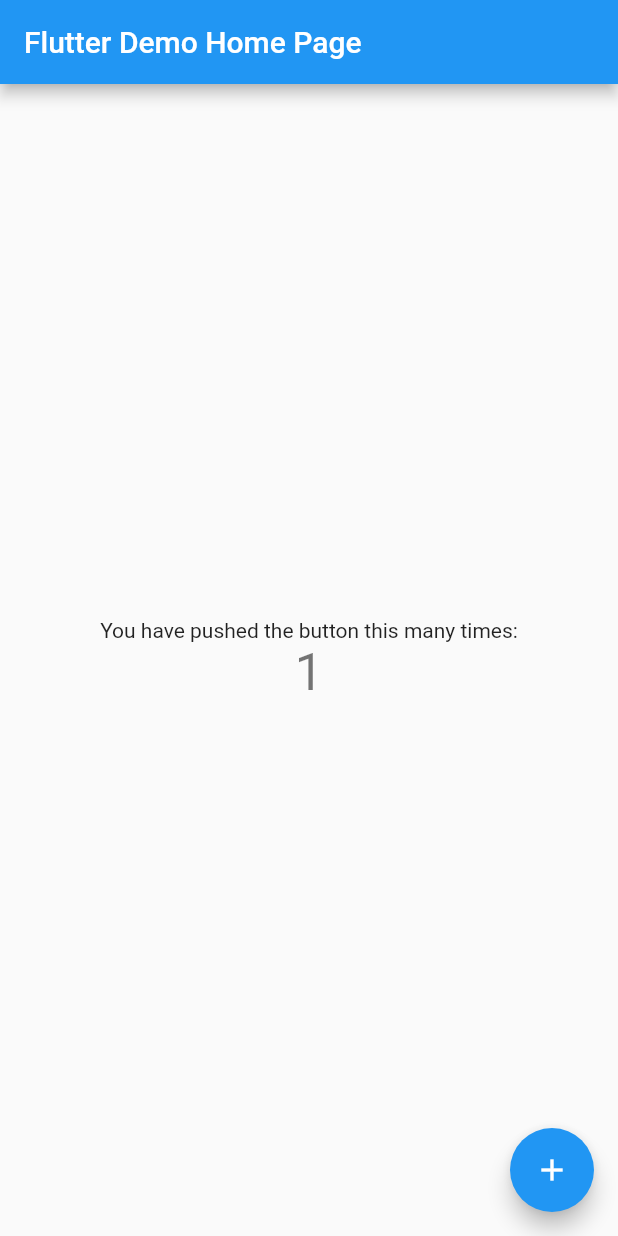
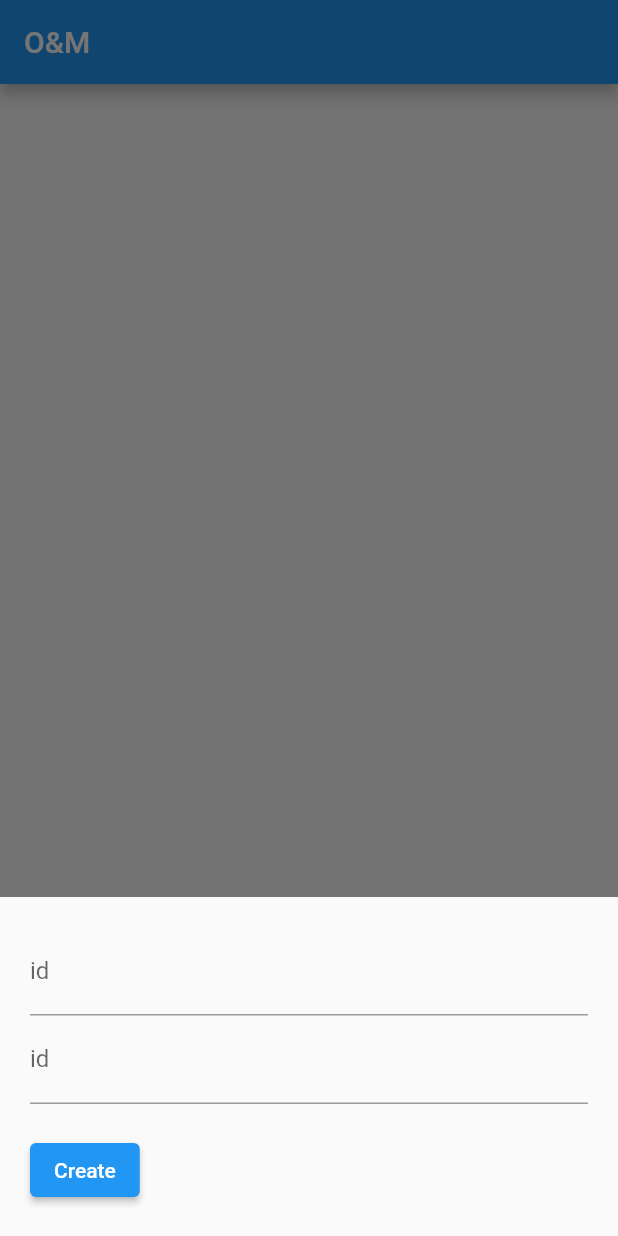
Before and after one commit to projectorz/pplant_project, a Flutter app: the screen it shows after launch, after a tap on the "add" icon, on a phone screen of 412 x 824 dp. Run offline on Flutter 3.47's test engine with Material 2 defaults, Android fonts, the phone set to English and light mode, and no system bars; our stand-ins replace cloud_firestore, firebase_core; accounts and stored records are empty.

Commit message:
Add files via upload

```diff
--- a/pplant_project/lib/main.dart
+++ b/pplant_project/lib/main.dart
@@ -1,115 +1,193 @@
+// main.dart
 import 'package:flutter/material.dart';
+import 'package:firebase_core/firebase_core.dart';
+import 'package:cloud_firestore/cloud_firestore.dart';
 
-void main() {
+void main() async {
+  WidgetsFlutterBinding.ensureInitialized();
+  await Firebase.initializeApp();
   runApp(const MyApp());
 }
 
 class MyApp extends StatelessWidget {
-  const MyApp({super.key});
+  const MyApp({Key? key}) : super(key: key);
 
-  // This widget is the root of your application.
   @override
   Widget build(BuildContext context) {
-    return MaterialApp(
-      title: 'Flutter Demo',
-      theme: ThemeData(
-        // This is the theme of your application.
-        //
-        // Try running your application with "flutter run". You'll see the
-        // application has a blue toolbar. Then, without quitting the app, try
-        // changing the primarySwatch below to Colors.green and then invoke
-        // "hot reload" (press "r" in the console where you ran "flutter run",
-        // or simply save your changes to "hot reload" in a Flutter IDE).
-        // Notice that the counter didn't reset back to zero; the application
-        // is not restarted.
-        primarySwatch: Colors.blue,
-      ),
-      home: const MyHomePage(title: 'Flutter Demo Home Page'),
+    return const MaterialApp(
+      // Remove the debug banner
+      debugShowCheckedModeBanner: false,
+      title: 'O&M',
+      home: HomePage(),
     );
   }
 }
 
-class MyHomePage extends StatefulWidget {
-  const MyHomePage({super.key, required this.title});
-
-  // This widget is the home page of your application. It is stateful, meaning
-  // that it has a State object (defined below) that contains fields that affect
-  // how it looks.
-
-  // This class is the configuration for the state. It holds the values (in this
-  // case the title) provided by the parent (in this case the App widget) and
-  // used by the build method of the State. Fields in a Widget subclass are
-  // always marked "final".
-
-  final String title;
+class HomePage extends StatefulWidget {
+  const HomePage({Key? key}) : super(key: key);
 
   @override
-  State<MyHomePage> createState() => _MyHomePageState();
+  State<HomePage> createState() => _HomePageState();
 }
 
-class _MyHomePageState extends State<MyHomePage> {
-  int _counter = 0;
+class _HomePageState extends State<HomePage> {
+  // text fields' controllers
+  final TextEditingController _densityController = TextEditingController();
+  final TextEditingController _numberController = TextEditingController();
+  final TextEditingController _idController = TextEditingController();
+  final TextEditingController _temperatureController = TextEditingController();
+  final TextEditingController _voltageController = TextEditingController();
+  final TextEditingController _electrolyteController = TextEditingController();
 
-  void _incrementCounter() {
-    setState(() {
-      // This call to setState tells the Flutter framework that something has
-      // changed in this State, which causes it to rerun the build method below
-      // so that the display can reflect the updated values. If we changed
-      // _counter without calling setState(), then the build method would not be
-      // called again, and so nothing would appear to happen.
-      _counter++;
-    });
+  final CollectionReference _measurements =
+  FirebaseFirestore.instance.collection('measurements');
+
+  // This function is triggered when the floating button or one of the edit buttons is pressed
+  // Adding a product if no documentSnapshot is passed
+  // If documentSnapshot != null then update an existing product
+  Future<void> _createOrUpdate([DocumentSnapshot? documentSnapshot]) async {
+    String action = 'create';
+    if (documentSnapshot != null) {
+      action = 'update';
+      _idController.text = documentSnapshot['id']; //como gerar um id aleatorio!?
+      _numberController.text = documentSnapshot['Description'].toString();
+      _densityController.text = documentSnapshot['Description'].toString();
+      _temperatureController.text = documentSnapshot['Description'].toString();
+      _voltageController.text = documentSnapshot['Description'].toString();
+      _electrolyteController.text = documentSnapshot['Description'].toBoolean();
+    }
+
+    await showModalBottomSheet(
+        isScrollControlled: true,
+        context: context,
+        builder: (BuildContext ctx) {
+          return Padding(
+            padding: EdgeInsets.only(
+                top: 20,
+                left: 20,
+                right: 20,
+                // prevent the soft keyboard from covering text fields
+                bottom: MediaQuery.of(ctx).viewInsets.bottom + 20),
+            child: Column(
+              mainAxisSize: MainAxisSize.min,
+              crossAxisAlignment: CrossAxisAlignment.start,
+              children: [
+                TextField(
+                  controller: _idController,
+                  decoration: const InputDecoration(labelText: 'id'),
+                ),
+                TextField(
+                  keyboardType:
+                  const TextInputType.numberWithOptions(decimal: true),
+                  controller: _idController,
+                  decoration: const InputDecoration(
+                    labelText: 'id',
+                  ),
+                ),
+                const SizedBox(
+                  height: 20,
+                ),
+                ElevatedButton(
+                  child: Text(action == 'create' ? 'Create' : 'Update'),
+                  onPressed: () async {
+                    final String? id = _idController.text;
+                    final double?  =
+                    double.tryParse(_numberController.text);
+                    if (name != null && price != null) {
+                      if (action == 'create') {
+                        // Persist a new product to Firestore
+                        await _measurements.add({"id": id, "number": number});
+                      }
+
+                      if (action == 'update') {
+                        // Update the product
+                        await _measurements
+                            .doc(documentSnapshot!.id)
+                            .update({"Unit": id, "Description": number});
+                      }
+
+                      // Clear the text fields
+                      _idController.text = '';
+                      _numberController.text = '';
+                      _temperatureController.text = '';
+                      _densityController.text = '';
+                      _electrolyteController.text = '';
+                      _voltageController.text = '';
+
+                      // Hide the bottom sheet
+                      Navigator.of(context).pop();
+                    }
+                  },
+                )
+              ],
+            ),
+          );
+        });
+  }
+
+  // Deleting a product by id
+  Future<void> _deleteProduct(String measurement) async {
+    await _measurements.doc(measurement).delete();
+
+    // Show a snackbar
+    ScaffoldMessenger.of(context).showSnackBar(const SnackBar(
+        content: Text('You have successfully deleted a product')));
   }
 
   @override
   Widget build(BuildContext context) {
-    // This method is rerun every time setState is called, for instance as done
-    // by the _incrementCounter method above.
-    //
-    // The Flutter framework has been optimized to make rerunning build methods
-    // fast, so that you can just rebuild anything that needs updating rather
-    // than having to individually change instances of widgets.
     return Scaffold(
       appBar: AppBar(
-        // Here we take the value from the MyHomePage object that was created by
-        // the App.build method, and use it to set our appbar title.
-        title: Text(widget.title),
+        title: const Text('O&M'),
       ),
-      body: Center(
-        // Center is a layout widget. It takes a single child and positions it
-        // in the middle of the parent.
-        child: Column(
-          // Column is also a layout widget. It takes a list of children and
-          // arranges them vertically. By default, it sizes itself to fit its
-          // children horizontally, and tries to be as tall as its parent.
-          //
-          // Invoke "debug painting" (press "p" in the console, choose the
-          // "Toggle Debug Paint" action from the Flutter Inspector in Android
-          // Studio, or the "Toggle Debug Paint" command in Visual Studio Code)
-          // to see the wireframe for each widget.
-          //
-          // Column has various properties to control how it sizes itself and
-          // how it positions its children. Here we use mainAxisAlignment to
-          // center the children vertically; the main axis here is the vertical
-          // axis because Columns are vertical (the cross axis would be
-          // horizontal).
-          mainAxisAlignment: MainAxisAlignment.center,
-          children: <Widget>[
-            const Text(
-              'You have pushed the button this many times:',
-            ),
-            Text(
-              '$_counter',
-              style: Theme.of(context).textTheme.headlineMedium,
-            ),
-          ],
-        ),
+      // Using StreamBuilder to display all products from Firestore in real-time
+      body: StreamBuilder(
+        stream: _measurements.snapshots(),
+        builder: (context, AsyncSnapshot<QuerySnapshot> streamSnapshot) {
+          if (streamSnapshot.hasData) {
+            return ListView.builder(
+              itemCount: streamSnapshot.data!.docs.length,
+              itemBuilder: (context, index) {
+                final DocumentSnapshot documentSnapshot =
+                streamSnapshot.data!.docs[index];
+                return Card(
+                  margin: const EdgeInsets.all(10),
+                  child: ListTile(
+                    title: Text(documentSnapshot['measurements']),
+                    subtitle: Text(documentSnapshot['Description'].toString()),
+                    trailing: SizedBox(
+                      width: 100,
+                      child: Row(
+                        children: [
+                          // Press this button to edit a single product
+                          IconButton(
+                              icon: const Icon(Icons.edit),
+                              onPressed: () =>
+                                  _createOrUpdate(documentSnapshot)),
+                          // This icon button is used to delete a single product
+                          IconButton(
+                              icon: const Icon(Icons.delete),
+                              onPressed: () =>
+                                  _deleteProduct(documentSnapshot.id)),
+                        ],
+                      ),
+                    ),
+                  ),
+                );
+              },
+            );
+          }
+
+          return const Center(
+            child: CircularProgressIndicator(),
+          );
+        },
       ),
+      // Add new product
       floatingActionButton: FloatingActionButton(
-        onPressed: _incrementCounter,
-        tooltip: 'Increment',
+        onPressed: () => _createOrUpdate(),
         child: const Icon(Icons.add),
-      ), // This trailing comma makes auto-formatting nicer for build methods.
+      ),
     );
   }
 }
```
Also changed, not shown: pplant_project/lib/firebase_options.dart (added).
